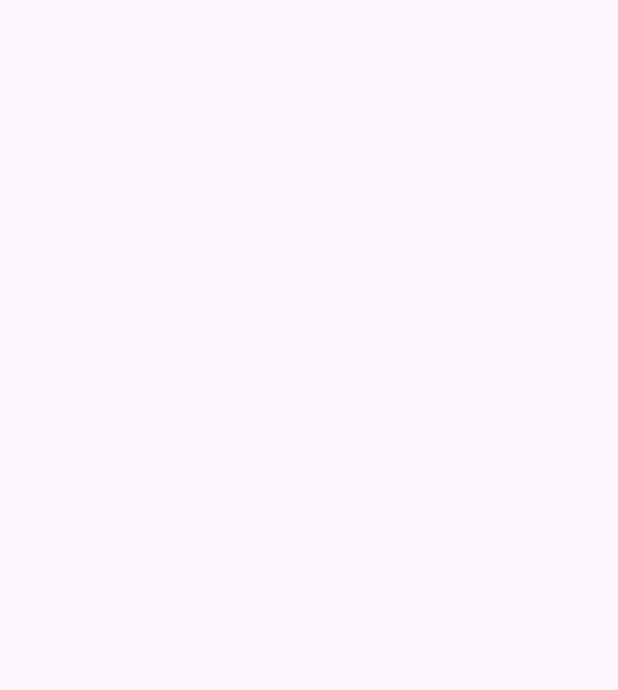
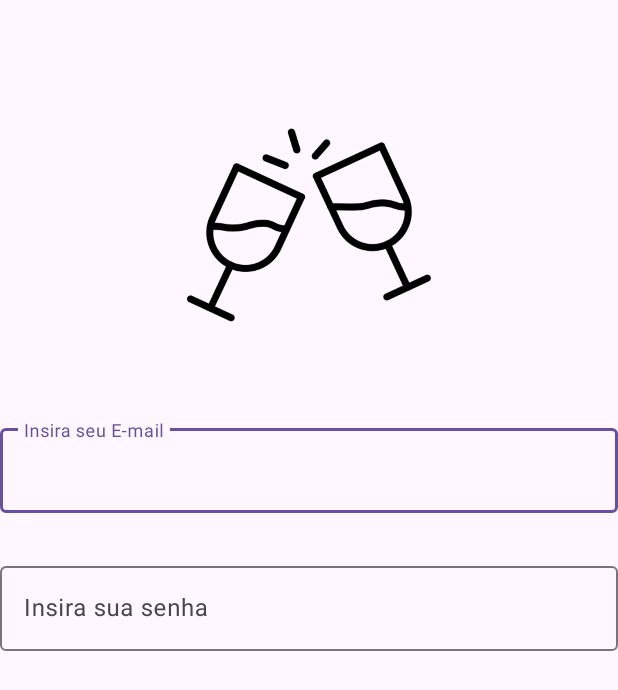
Before and after one commit to nauanDev2/ProjetoX, an Android app: the screen it shows after launch (LoginActivity), on a phone screen of 412 x 824 dp. Before the commit the part shown is empty. Shown: the top 690 px of the screen. Run offline under Robolectric (Android 15) with nearby library versions, the phone set to English and light mode, and no system bars.

Commit message:
projeto x

```diff
--- a/app/src/main/res/layout/login_layout.xml
+++ b/app/src/main/res/layout/login_layout.xml
@@ -1,10 +1,46 @@
 <?xml version="1.0" encoding="utf-8"?>
-<androidx.constraintlayout.widget.ConstraintLayout xmlns:android="http://schemas.android.com/apk/res/android"
+<LinearLayout xmlns:android="http://schemas.android.com/apk/res/android"
     xmlns:app="http://schemas.android.com/apk/res-auto"
     xmlns:tools="http://schemas.android.com/tools"
     android:id="@+id/main"
     android:layout_width="match_parent"
     android:layout_height="match_parent"
+    android:orientation="vertical"
     tools:context=".LoginActivity">
 
-</androidx.constraintlayout.widget.ConstraintLayout>
+    <ImageView
+        android:layout_width="200dp"
+        android:layout_height="200dp"
+        android:layout_gravity="center_horizontal"
+        android:layout_marginTop="50dp"
+        android:src="@drawable/icone" />
+
+    <com.google.android.material.textfield.TextInputLayout
+        android:layout_width="match_parent"
+        android:layout_height="wrap_content"
+        android:layout_marginTop="30sp"
+        app:counterMaxLength="20">
+
+        <com.google.android.material.textfield.TextInputEditText
+            android:id="@+id/txtEmail"
+            android:layout_width="match_parent"
+            android:layout_height="wrap_content"
+            android:hint="Insira seu E-mail"
+            android:inputType="text" />
+    </com.google.android.material.textfield.TextInputLayout>
+
+    <com.google.android.material.textfield.TextInputLayout
+        android:layout_width="match_parent"
+        android:layout_height="wrap_content"
+        android:layout_marginTop="30sp"
+        app:counterMaxLength="20">
+
+        <com.google.android.material.textfield.TextInputEditText
+            android:id="@+id/txtSenha"
+            android:layout_width="match_parent"
+            android:layout_height="wrap_content"
+            android:hint="Insira sua senha"
+            android:inputType="textPassword" />
+    </com.google.android.material.textfield.TextInputLayout>
+
+</LinearLayout>
```
